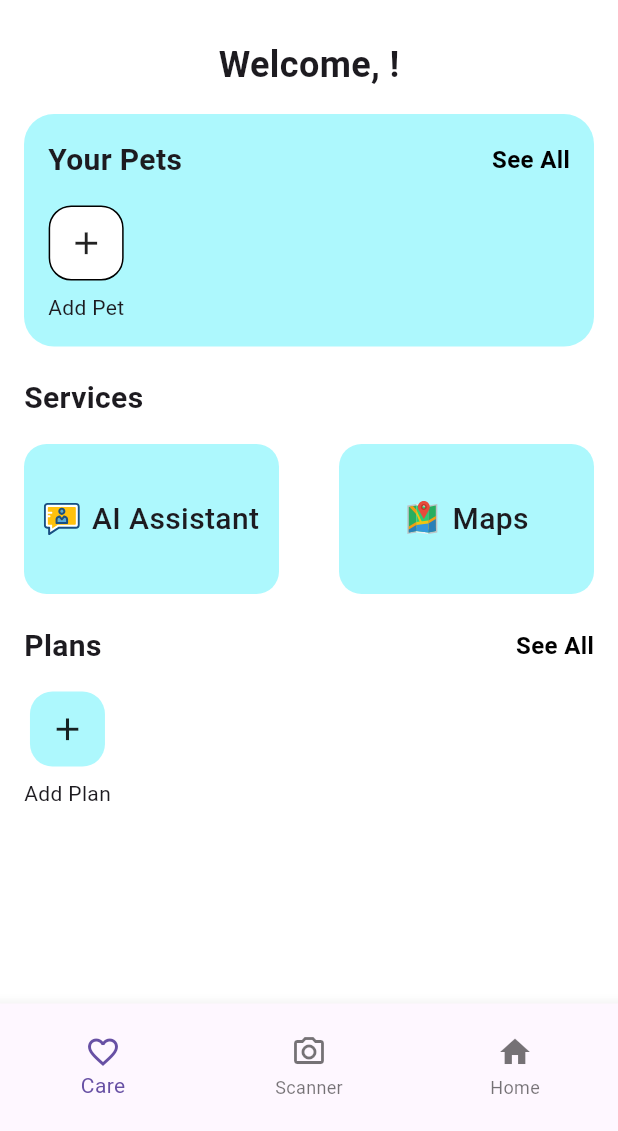
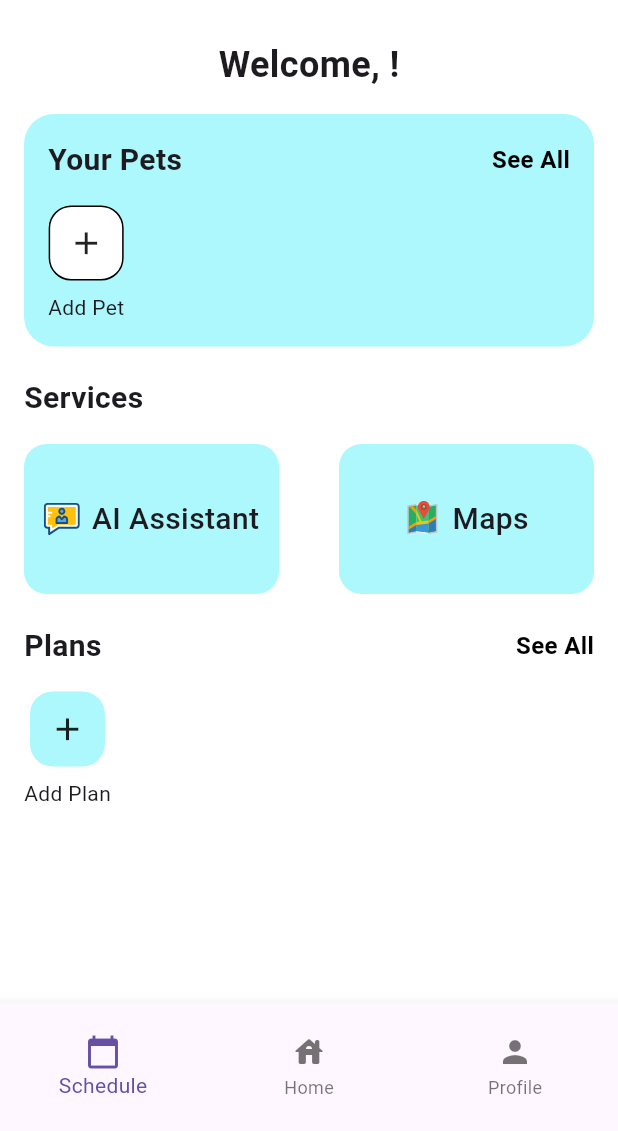
Before and after one commit to duwcston/FurEver, a Flutter app: the Home screen opened directly, on a phone screen of 412 x 824 dp, the part 105-1236 px from its top. Run offline on Flutter 3.47's test engine with Material 3 defaults, Android fonts, the phone set to English and light mode, and no system bars; our stand-ins replace camera, firebase_auth, firebase_core, flutter_dotenv, flutter_svg, fluttertoast and 4 more; missing offline and left inert: external_path, flutter_polyline_points, media_scanner; accounts and stored records are empty.

Commit message:
navbar + addpet function)

```diff
--- a/lib/components/navbar.dart
+++ b/lib/components/navbar.dart
@@ -0,0 +1,45 @@
+import 'package:flutter/material.dart';
+import 'package:furever/pages/home/home.dart';
+import 'package:furever/pages/profile/profile.dart';
+import 'package:google_fonts/google_fonts.dart';
+import 'package:firebase_auth/firebase_auth.dart';
+import 'package:furever/services/auth_service.dart';
+
+class NavBar extends StatelessWidget {
+  const NavBar({Key? key}) : super(key: key);
+
+  @override
+  Widget build(BuildContext context) {
+    return BottomNavigationBar(
+      currentIndex: 0,
+      onTap: (index) {
+        if (index == 0) {
+          Navigator.push(
+            context,
+            MaterialPageRoute(builder: (context) => Home()), // to do
+          );
+        } else if (index == 1) {
+          // Show the AddPetForm when "Add pet" is tapped
+          Navigator.push(
+            context,
+            MaterialPageRoute(builder: (context) => Home()),
+          );
+        } else if (index == 2) {
+          Navigator.push(
+            context,
+            MaterialPageRoute(builder: (context) => Profile()),
+          );
+        }
+      },
+      items: const [
+        BottomNavigationBarItem(
+          backgroundColor: Colors.grey,
+          icon: Icon(Icons.calendar_today),
+          label: "Schedule",
+        ),
+        BottomNavigationBarItem(icon: Icon(Icons.house_rounded), label: "Home"),
+        BottomNavigationBarItem(icon: Icon(Icons.person), label: "Profile"),
+      ],
+    );
+  }
+}
--- a/lib/pages/home/home.dart
+++ b/lib/pages/home/home.dart
@@ -5,10 +5,26 @@ import 'package:furever/pages/map/map.dart';
 import 'package:furever/pages/profile/profile.dart';
 import 'package:furever/pages/scanner/scanner.dart';
 import 'package:google_fonts/google_fonts.dart';
+import 'package:furever/components/add-pet-form.dart';
+import 'package:furever/components/navbar.dart';
+import 'dart:math';
 import 'package:firebase_auth/firebase_auth.dart';
 
-class Home extends StatelessWidget {
-  const Home({super.key});
+class Home extends StatefulWidget {
+  const Home({Key? key}) : super(key: key);
+
+  @override
+  _HomeState createState() => _HomeState();
+}
+
+class _HomeState extends State<Home> {
+  List<String> petNames = [];
+
+  void _addPet(String name) {
+    setState(() {
+      petNames.add(name);
+    });
+  }
 
   @override
   Widget build(BuildContext context) {
@@ -35,39 +51,8 @@ class Home extends StatelessWidget {
     );
   }
 
-  BottomNavigationBar _navBar(BuildContext context) {
-    return BottomNavigationBar(
-      currentIndex: 0,
-      onTap: (index) {
-        if (index == 0) {
-          Navigator.push(
-            context,
-            MaterialPageRoute(builder: (context) => Home()),
-          );
-        } else if (index == 1) {
-          Navigator.push(
-            context,
-            MaterialPageRoute(builder: (context) => Scanner()),
-          );
-        } else if (index == 2) {
-          Navigator.push(
-            context,
-            MaterialPageRoute(builder: (context) => Profile()),
-          );
-        }
-      },
-      items: const [
-        BottomNavigationBarItem(
-          icon: Icon(Icons.favorite_outline),
-          label: "Care",
-        ),
-        BottomNavigationBarItem(
-          icon: Icon(Icons.camera_alt_outlined),
-          label: "Scanner",
-        ),
-        BottomNavigationBarItem(icon: Icon(Icons.home), label: "Home"),
-      ],
-    );
+  Widget _navBar(BuildContext context) {
+    return NavBar();
   }
 
   Column _plans() {
@@ -255,7 +240,16 @@ class Home extends StatelessWidget {
               const SizedBox(height: 16),
               Row(
                 children: [
-                  Column(
+                  GestureDetector(
+                    onTap: () {
+                      showDialog(
+                        context: context,
+                        builder: (BuildContext context) {
+                          return AddPetForm(onPetAdded: _addPet);
+                        },
+                      );
+                    },
+                    child: Column(
                       children: [
                         Container(
                           width: 50,
@@ -265,11 +259,47 @@ class Home extends StatelessWidget {
                             borderRadius: BorderRadius.circular(15),
                             border: Border.all(color: Colors.black),
                           ),
+
                           child: const Icon(Icons.add, size: 25),
                         ),
                         const SizedBox(height: 8),
                         const Text("Add Pet"),
                       ],
+                    ),
+                  ),
+                  const SizedBox(width: 16),
+                  ...petNames.map(
+                    (name) => Padding(
+                      padding: const EdgeInsets.only(right: 8.0),
+                      child: Column(
+                        children: [
+                          Container(
+                            width: 50,
+                            height: 50,
+                            decoration: BoxDecoration(
+                              color: Color(
+                                (Random().nextDouble() * 0xFFFFFF).toInt(),
+                              ),
+                              // Random color
+                              borderRadius: BorderRadius.circular(15),
+                              border: Border.all(color: Colors.black),
+                            ),
+                            child: Center(
+                              child: Text(
+                                name.substring(0, 1).toUpperCase(),
+                                style: const TextStyle(
+                                  color: Colors.white,
+                                  fontSize: 20,
+                                  fontWeight: FontWeight.bold,
+                                ),
+                              ),
+                            ),
+                          ),
+                          const SizedBox(height: 8),
+                          Text(name),
+                        ],
+                      ),
+                    ),
                   ),
                 ],
               ),
```
Also changed, not shown: lib/components/add-pet-form.dart (added, +108 -0 lines), lib/pages/profile/profile.dart (+3 -33 lines), lib/components/goback.dart (deleted). Lines whose indentation alone changed are shown as unchanged.
